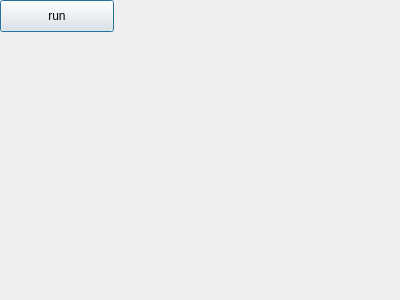
Before: the Qt Designer form v0/v0.ui in ybouret/iics, drawn with Qt 5.
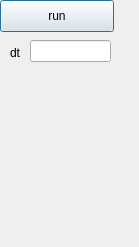
After: the same form once the commit is applied.

Commit message: interface avec textfield

What changed in the file:
```diff
--- a/v0/v0.ui
+++ b/v0/v0.ui
@@ -6,8 +6,8 @@
    <rect>
     <x>0</x>
     <y>0</y>
-    <width>400</width>
-    <height>300</height>
+    <width>139</width>
+    <height>247</height>
    </rect>
   </property>
   <property name="windowTitle">
@@ -26,6 +26,32 @@
     <string>run</string>
    </property>
   </widget>
+  <widget class="QLineEdit" name="DT">
+   <property name="geometry">
+    <rect>
+     <x>30</x>
+     <y>40</y>
+     <width>81</width>
+     <height>22</height>
+    </rect>
+   </property>
+   <property name="text">
+    <string/>
+   </property>
+  </widget>
+  <widget class="QLabel" name="label">
+   <property name="geometry">
+    <rect>
+     <x>10</x>
+     <y>40</y>
+     <width>31</width>
+     <height>25</height>
+    </rect>
+   </property>
+   <property name="text">
+    <string>dt</string>
+   </property>
+  </widget>
  </widget>
  <resources/>
  <connections/>
```
Left out of the diff: 2 changed lines with no effect on the pictures. The commit also changes 1 other file.
